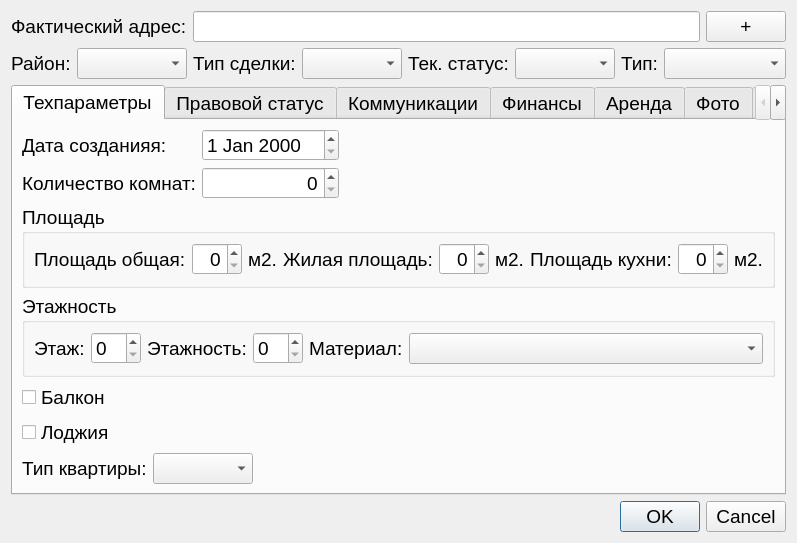
Old version of the form IRealtor_Desktop/realtyobject.ui in the repository dieselrus/IRealtor_Desktop.
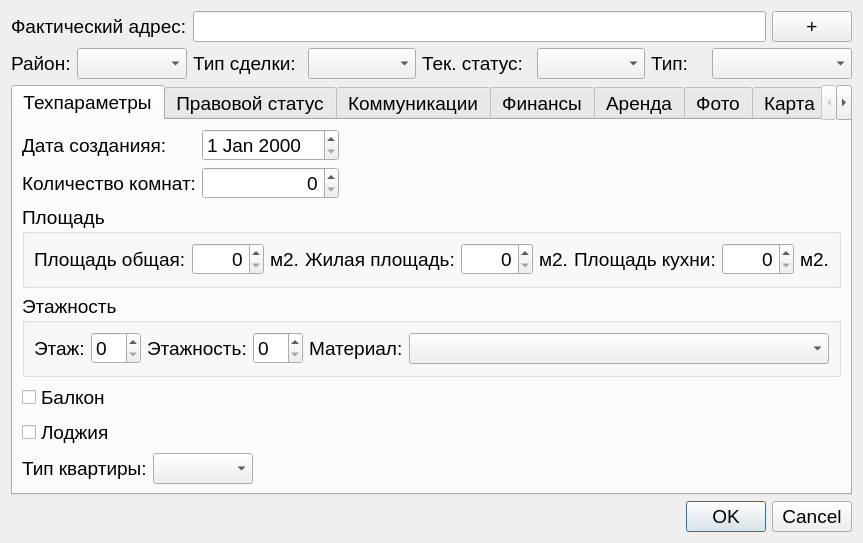
New version of the form.

```diff
--- a/IRealtor_Desktop/realtyobject.ui
+++ b/IRealtor_Desktop/realtyobject.ui
@@ -161,6 +161,9 @@
             <property name="alignment">
              <set>Qt::AlignRight|Qt::AlignTrailing|Qt::AlignVCenter</set>
             </property>
+            <property name="maximum">
+             <number>9999</number>
+            </property>
            </widget>
           </item>
           <item>
@@ -182,6 +185,9 @@
             <property name="alignment">
              <set>Qt::AlignRight|Qt::AlignTrailing|Qt::AlignVCenter</set>
             </property>
+            <property name="maximum">
+             <number>9999</number>
+            </property>
            </widget>
           </item>
           <item>
@@ -203,6 +209,9 @@
             <property name="alignment">
              <set>Qt::AlignRight|Qt::AlignTrailing|Qt::AlignVCenter</set>
             </property>
+            <property name="maximum">
+             <number>9999</number>
+            </property>
            </widget>
           </item>
           <item>
```
